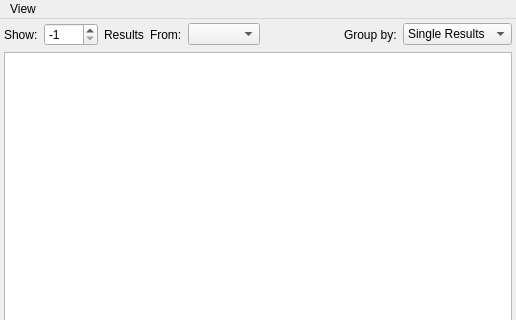
Above: src/performance/performancehistory.ui from coryo/amphetype2 before the change; both pictures show x 0 to 516 and y 0 to 320 of the 516 by 537 pixel window. Below: the same form after it.
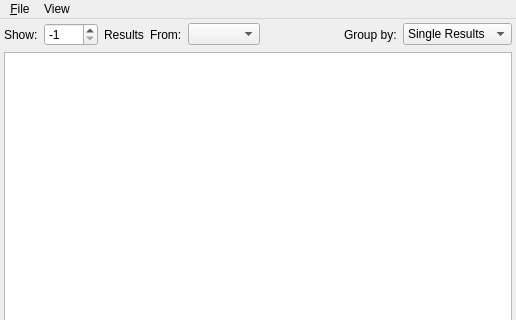
That is the form after the change. Custom widgets are drawn as their Qt base class.

Commit message: close window action

Patch:
```diff
--- a/src/performance/performancehistory.ui
+++ b/src/performance/performancehistory.ui
@@ -494,6 +494,13 @@
      <string>View</string>
     </property>
    </widget>
+   <widget class="QMenu" name="menu_File">
+    <property name="title">
+     <string>&amp;File</string>
+    </property>
+    <addaction name="actionClose_Window"/>
+   </widget>
+   <addaction name="menu_File"/>
    <addaction name="menuView"/>
   </widget>
  </widget>
```
Left out of the diff: 8 changed lines with no effect on the pictures. The commit also changes 1 other file.
